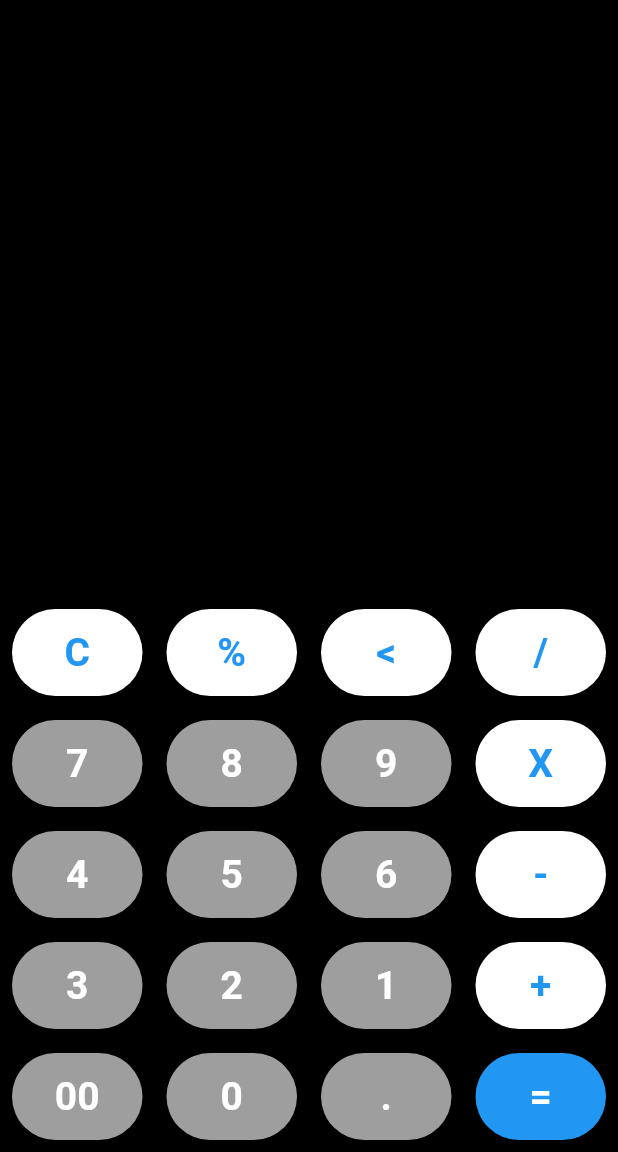
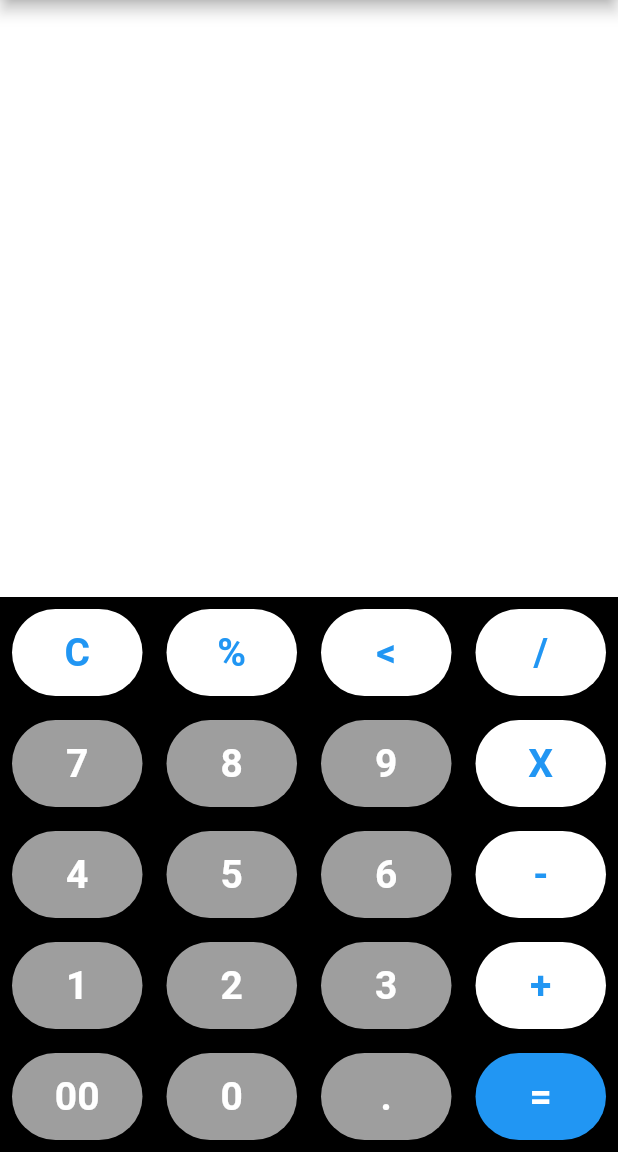
Before and after one commit to shahidjaber90/CalculatorAppFlutter, a Flutter app: the screen it shows after launch, on a phone screen of 412 x 824 dp, the part 84-1236 px from its top. Run offline on Flutter 3.47's test engine with Material 2 defaults, Android fonts, the phone set to English and light mode, and no system bars; our stand-ins replace math_expressions.

Commit message:
Complete Calculator

```diff
--- a/lib/main.dart
+++ b/lib/main.dart
@@ -75,6 +75,7 @@ class _CalculatorState extends State<Calculator> {
         children: [
           Expanded(
               child: Container(
+                color: Colors.white,
             width: double.infinity,
             padding: const EdgeInsets.all(12),
             child: Column(
@@ -83,22 +84,22 @@ class _CalculatorState extends State<Calculator> {
               children: [
                 Text(
                   hideInput ? '' : input,
-                  style: TextStyle(
+                  style: const TextStyle(
                     fontSize: 48,
-                    color: Colors.white,
+                    color: Colors.black,
                   ),
                 ),
-                SizedBox(
+               const SizedBox(
                   height: 20,
                 ),
                 Text(
                   result,
                   style: TextStyle(
                     fontSize: resultSize,
-                    color: Colors.white.withOpacity(0.7),
+                    color: Colors.black.withOpacity(0.7),
                   ),
                 ),
-                SizedBox(
+              const SizedBox(
                   height: 20,
                 ),
               ],
@@ -148,9 +149,9 @@ class _CalculatorState extends State<Calculator> {
           ),
           Row(
             children: [
+              calcButton(calcText: '1'),
+              calcButton(calcText: '2'),
               calcButton(calcText: '3'),
-              calcButton(calcText: '2'),
-              calcButton(calcText: '1'),
               calcButton(
                   calcText: '+',
                   buttonColor: Colors.white,
```
